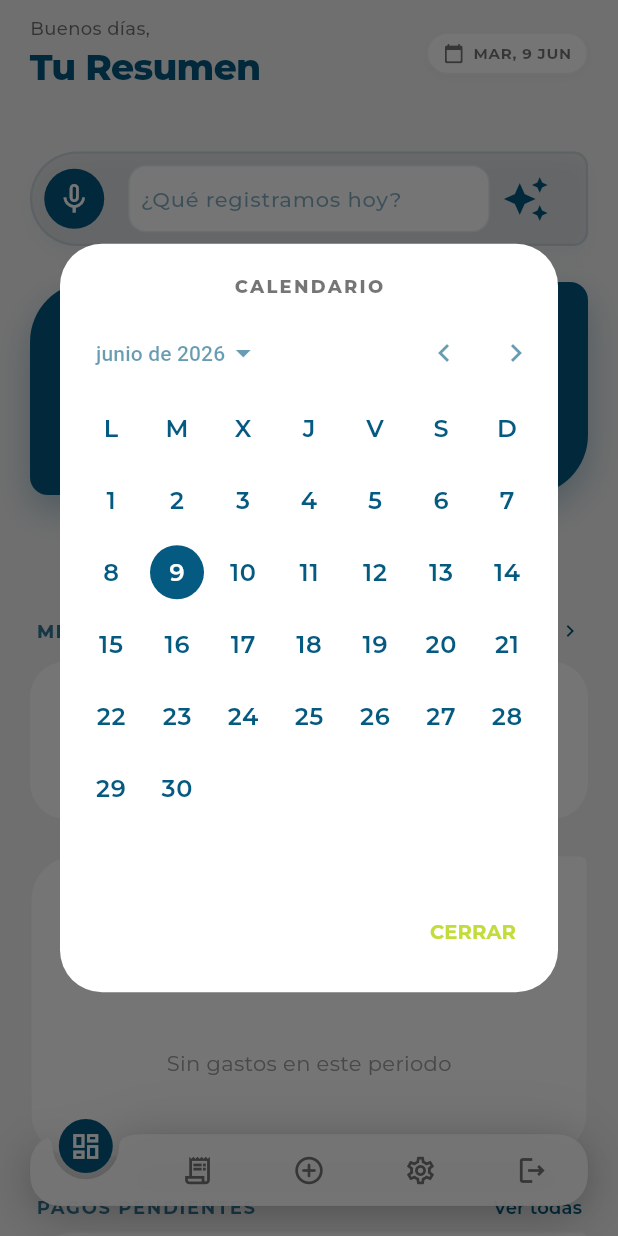
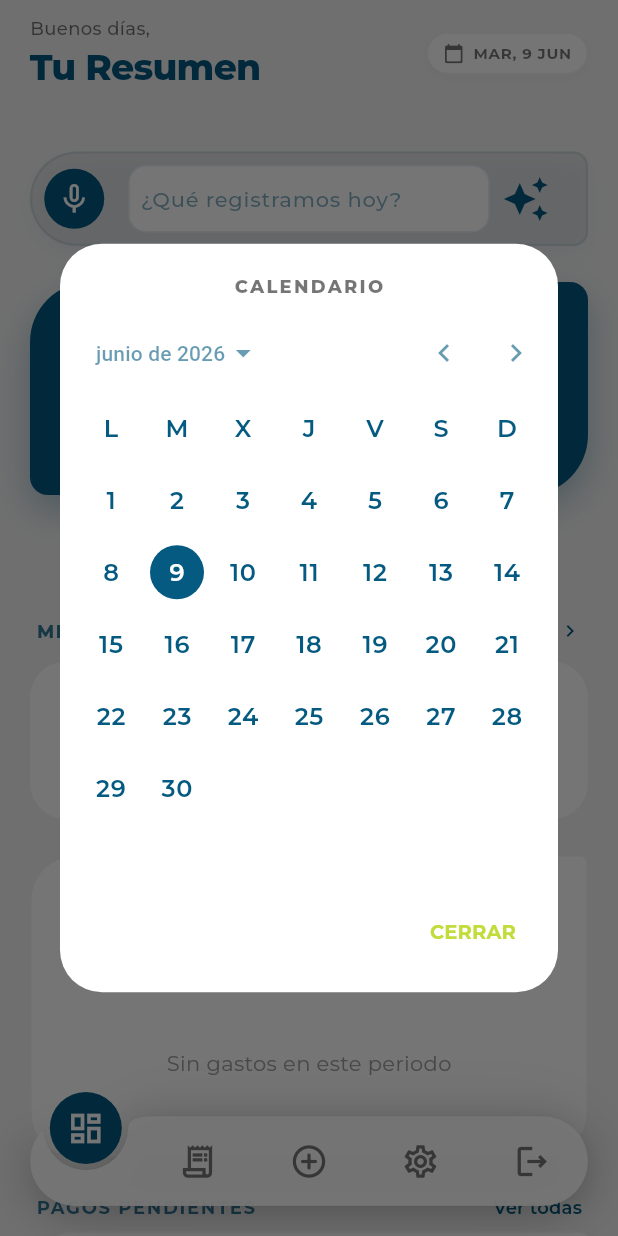
Before and after one commit to SAlejandroHP/finanzas-personales, a Flutter app: the screen it shows once a user with an empty profile is signed in, after a tap on an icon or button, on a phone screen of 412 x 824 dp. Run offline on Flutter 3.47's test engine with Material 3 defaults, Android fonts, the light colour scheme and no system bars; our stand-ins replace camera, fl_chart, flutter_dotenv, flutter_riverpod, flutter_secure_storage, go_router and 9 more; missing offline and left inert: flutter_notification_listener, google_mlkit_text_recognition, receive_sharing_intent; accounts and stored records are empty.

Commit message:
style(navbar): aumentar tamaño del navbar y ajustar animaciones geométricas

```diff
--- a/lib/core/widgets/app_shell.dart
+++ b/lib/core/widgets/app_shell.dart
@@ -185,7 +185,7 @@ class _AppShellState extends ConsumerState<AppShell> {
               duration: const Duration(milliseconds: 300),
               curve: Curves.easeInOut,
               child: Container(
-                height: 48, // Altura súper compacta
+                height: 60, // Aumentado
                 width: double.infinity,
                 margin: EdgeInsets.only(
                   left: 20,
@@ -219,11 +219,11 @@ class _AppShellState extends ConsumerState<AppShell> {
                               ),
                               // Círculo flotante que se mueve con el hueco
                               Positioned(
-                                left: (animIndex * itemWidth) + (itemWidth / 2) - 18,
-                                top: -10, // Flota 10px arriba
+                                left: (animIndex * itemWidth) + (itemWidth / 2) - 24,
+                                top: -16, // Flota más arriba
                                 child: Container(
-                                  width: 36,
-                                  height: 36,
+                                  width: 48,
+                                  height: 48,
                                   decoration: const BoxDecoration(
                                     color: AppColors.primary,
                                     shape: BoxShape.circle,
@@ -283,19 +283,19 @@ class _AppShellState extends ConsumerState<AppShell> {
           fit: StackFit.expand,
           children: [
             // Icon - Animación matemática exacta:
-            // Navbar height = 48. Inactive center = 24 (top:0, bottom:0)
-            // Círculo center = 8. Active center = 8 (top:-16, bottom:16)
+            // Navbar height = 60. Inactive center = 30 (top:0, bottom:0)
+            // Círculo center = 8. Active center = 8 (top:-22, bottom:22)
             AnimatedPositioned(
               duration: const Duration(milliseconds: 500),
               curve: Curves.fastOutSlowIn,
-              top: isActive ? -16.0 : 0.0,
-              bottom: isActive ? 16.0 : 0.0,
+              top: isActive ? -22.0 : 0.0,
+              bottom: isActive ? 22.0 : 0.0,
               left: 0,
               right: 0,
               child: Center(
                 child: Icon(
                   item.icon,
-                  size: 22, // Icono ligeramente más pequeño para encajar perfecto en el de 36px
+                  size: 26,
                   color: isActive
                       ? Colors.white
                       : (isDark ? Colors.white54 : Colors.grey[600]),
@@ -394,7 +394,7 @@ class _CurvedBarPainter extends CustomPainter {
     // 1. Base pill shape
     final RRect hostRRect = RRect.fromRectAndRadius(
       Rect.fromLTWH(0, 0, size.width, size.height),
-      const Radius.circular(20.0), // Curva más suave para altura 48
+      const Radius.circular(30.0), // Curva más suave para altura 60
     );
     final Path hostPath = Path()..addRRect(hostRRect);
 
@@ -402,29 +402,29 @@ class _CurvedBarPainter extends CustomPainter {
     final double notchCenter = (index * itemWidth) + (itemWidth / 2);
 
     // 3. Notch cut-out shape (Matemática perfecta C1)
-    // El círculo flotante tiene 36px, centro en y = 8.
-    // El arco tiene radio 22. Inicia exactamente en su ecuador (y = 8)
+    // El círculo flotante tiene 48px, centro en y = 8.
+    // El arco tiene radio 28. Inicia exactamente en su ecuador (y = 8)
     // para asegurar que Flutter dibuje un semicírculo perfecto concéntrico.
     final Path notchPath = Path();
-    notchPath.moveTo(notchCenter - 36, 0); // Empieza el flare
+    notchPath.moveTo(notchCenter - 44, 0); // Empieza el flare
 
     // Flare izquierdo (Tangente vertical exacta al conectar con el arco)
     notchPath.quadraticBezierTo(
-      notchCenter - 22, 0,
-      notchCenter - 22, 8,
+      notchCenter - 28, 0,
+      notchCenter - 28, 8,
     );
 
-    // Semicírculo perfecto (Centro real en y=8, baja hasta y=30)
+    // Semicírculo perfecto (Centro real en y=8, baja hasta y=36)
     notchPath.arcToPoint(
-      Offset(notchCenter + 22, 8),
-      radius: const Radius.circular(22),
+      Offset(notchCenter + 28, 8),
+      radius: const Radius.circular(28),
       clockwise: false,
     );
 
     // Flare derecho (Tangente vertical exacta)
     notchPath.quadraticBezierTo(
-      notchCenter + 22, 0,
-      notchCenter + 36, 0,
+      notchCenter + 28, 0,
+      notchCenter + 44, 0,
     );
 
     // Cierra el polígono hacia arriba
```
